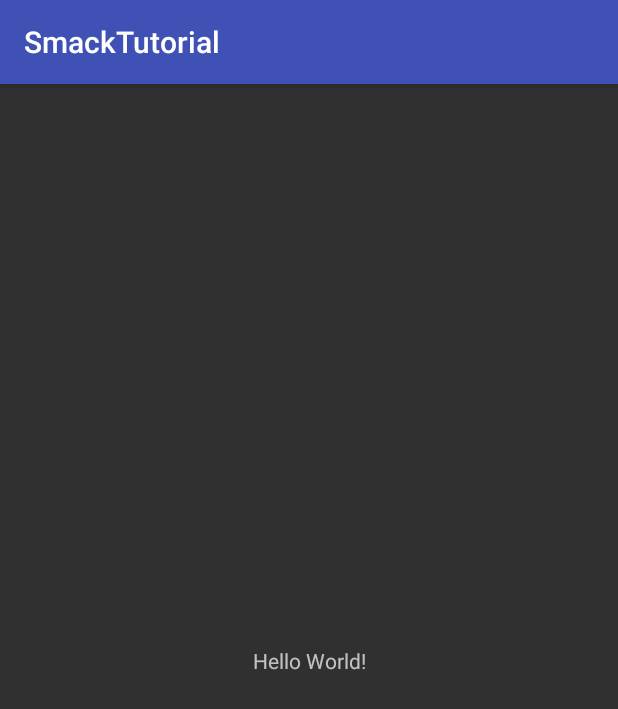
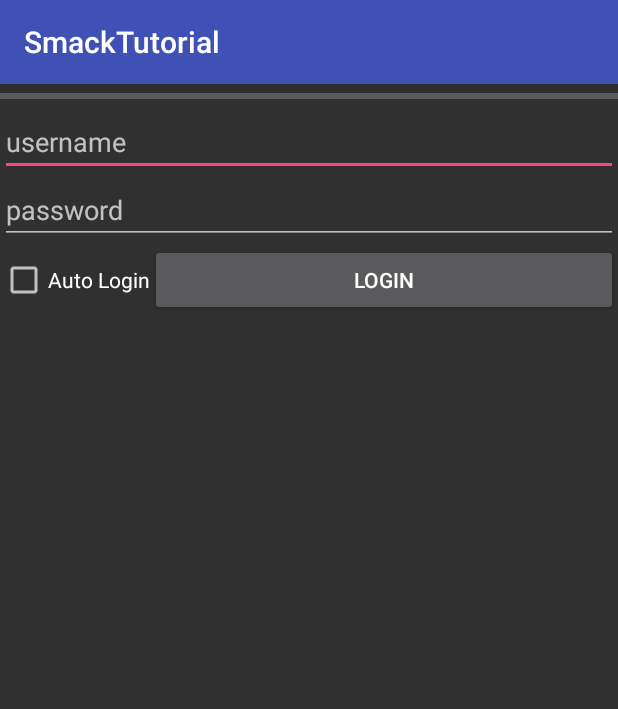
Before and after one commit to Twizere/XMPPSmackTutorial, an Android app: the screen it shows after launch (MainActivity before the commit, LoginActivity after it), on a phone screen of 412 x 824 dp. Shown: the top 709 px of the screen. Run offline under Robolectric (Android 15) with nearby library versions, the phone set to English and light mode, and no system bars; libraries missing offline, so code that uses them is left out: org.jivesoftware.smack, org.jxmpp.jid.

Commit message:
Login Successfully

```diff
--- a/app/build.gradle
+++ b/app/build.gradle
@@ -26,7 +26,7 @@ dependencies {
     })
     compile 'com.android.support:appcompat-v7:26.+'
     compile 'com.android.support.constraint:constraint-layout:1.0.2'
-    compile "org.igniterealtime.smack:smack-android-extensions:4.2.0"
-    compile "org.igniterealtime.smack:smack-tcp:4.2.0"
+    compile 'org.igniterealtime.smack:smack-android-extensions:4.2.0'
+    compile 'org.igniterealtime.smack:smack-tcp:4.2.0'
     testCompile 'junit:junit:4.12'
 }
--- /dev/null
+++ b/app/src/main/java/thirdrdhand/smacktutorial/LoginActivity.java
@@ -0,0 +1,154 @@
+package thirdrdhand.smacktutorial;
+
+import android.content.BroadcastReceiver;
+import android.content.Context;
+import android.content.Intent;
+import android.content.IntentFilter;
+import android.content.SharedPreferences;
+import android.preference.PreferenceManager;
+import android.support.v7.app.AppCompatActivity;
+import android.os.Bundle;
+import android.util.Log;
+import android.view.View;
+import android.widget.Button;
+import android.widget.CheckBox;
+import android.widget.CompoundButton;
+import android.widget.EditText;
+import android.widget.ProgressBar;
+import android.widget.Toast;
+
+import thirdrdhand.smacktutorial.xmpp.XmppService;
+import thirdrdhand.smacktutorial.xmpp.listeners.XmppConnection;
+
+public class LoginActivity extends AppCompatActivity {
+
+    private static final String TAG = "LOGIN_ACTIVITY" ;
+    private BroadcastReceiver mBroadcastReceiver;
+    private Context mContext;
+
+    private EditText etUsername,etPassword;
+    private Button btLogin;
+    private CheckBox cbRememberMe;
+    private ProgressBar pbLogin;
+    private boolean rememberMe=false;
+
+    @Override
+    protected void onCreate(Bundle savedInstanceState) {
+        super.onCreate(savedInstanceState);
+        setContentView(R.layout.activity_login);
+        initView();
+        mContext=getApplicationContext();
+        checkLogin();
+
+    }
+
+    private void checkLogin() {
+    if(XmppService.getState().equals(XmppConnection.ConnectionState.AUTHENTICATED)
+            &&XmppService.getLoggedInState().equals(XmppConnection.LoggedInState.LOGGED_IN)){
+
+        Continue();
+    }else{
+        SharedPreferences prefs = PreferenceManager.getDefaultSharedPreferences(this);
+       rememberMe= prefs.getBoolean("remember_login",false);
+        if(rememberMe){
+
+            Login(prefs.getString("username",""),prefs.getString("password",""));
+        }
+
+    }
+    }
+
+    private void initView() {
+    etUsername= (EditText) findViewById(R.id.etlogin_username);
+        etPassword= (EditText) findViewById(R.id.etlogin_password);
+        btLogin= (Button) findViewById(R.id.btlogin_login);
+        cbRememberMe=(CheckBox) findViewById(R.id.cblogin_remember) ;
+        pbLogin= (ProgressBar) findViewById(R.id.pblogin); pbLogin.setMax(100);
+        cbRememberMe.setOnCheckedChangeListener(new CompoundButton.OnCheckedChangeListener() {
+            @Override
+            public void onCheckedChanged(CompoundButton compoundButton, boolean b) {
+                rememberMe=b;
+            }
+        });
+        btLogin.setOnClickListener(new View.OnClickListener() {
+            @Override
+            public void onClick(View view) {
+                String username= etUsername.getText().toString();
+                String password=etPassword.getText().toString();
+                Login(username,password);
+            }
+        });
+    }
+
+    private void Login(String username,String password) {
+        Log.d(TAG,"Login() Called");
+        showProgress(30);
+       // if(rememberMe)
+            saveCredentialsAndLogin(username,password);
+    }
+
+
+    private void saveCredentialsAndLogin(String username, String password)
+    {
+        Log.d(TAG,"saveCredentialsAndLogin() called.");
+        SharedPreferences prefs = PreferenceManager.getDefaultSharedPreferences(this);
+        prefs.edit()
+                .putString("username", username)
+                .putString("password", password)
+                .putBoolean("logged_in",true)
+                .putBoolean("remember_login",rememberMe)
+                .commit();
+
+        //Start the service
+        Intent i1 = new Intent(this,XmppService.class);
+        startService(i1);
+        showProgress(50);
+
+    }
+    @Override
+    protected void onPause() {
+        super.onPause();
+        this.unregisterReceiver(mBroadcastReceiver);
+    }
+
+    @Override
+    protected void onResume() {
+        super.onResume();
+        mBroadcastReceiver = new BroadcastReceiver() {
+            @Override
+            public void onReceive(Context context, Intent intent) {
+
+                String action = intent.getAction();
+                switch (action)
+                {
+                    case XmppService.UI_AUTHENTICATED:
+                        Log.d(TAG,"Got a broadcast to show the main app window");
+                        //Show the main app window
+                        Continue();
+                        break;
+                    case XmppService.CONNECTION_FAILURE:
+                        Toast.makeText(getApplicationContext(),"Unable to Login",Toast.LENGTH_LONG).show();
+                        showProgress(0);
+                        break;
+                }
+
+            }
+        };
+
+        IntentFilter filter = new IntentFilter(XmppService.UI_AUTHENTICATED);
+        this.registerReceiver(mBroadcastReceiver, filter);
+    }
+
+    private void Continue() {
+        showProgress(100);
+
+        Intent i2 = new Intent(mContext,MainActivity.class);
+        startActivity(i2);
+        finish();
+    }
+
+    private void showProgress(int  progress) {
+        pbLogin.setProgress(progress);
+
+    }
+}
--- a/app/src/main/java/thirdrdhand/smacktutorial/MainActivity.java
+++ b/app/src/main/java/thirdrdhand/smacktutorial/MainActivity.java
@@ -1,48 +1,59 @@
 package thirdrdhand.smacktutorial;
 
+import android.content.BroadcastReceiver;
+import android.content.Context;
 import android.content.Intent;
-import android.content.SharedPreferences;
-import android.preference.PreferenceManager;
-import android.support.v7.app.AppCompatActivity;
+import android.content.IntentFilter;
 import android.os.Bundle;
+import android.app.Activity;
 import android.util.Log;
+import android.widget.TextView;
 
 import thirdrdhand.smacktutorial.xmpp.XmppService;
 
-public class MainActivity extends AppCompatActivity {
+public class MainActivity extends Activity {
 
-    private static final String TAG = "MainActivity" ;
+    TextView tvLog;
+    private BroadcastReceiver mBroadCastReceiver;
+
+
 
     @Override
     protected void onCreate(Bundle savedInstanceState) {
         super.onCreate(savedInstanceState);
         setContentView(R.layout.activity_main);
-
-        Login();
+        initView();
 
     }
 
-    private void Login() {
-        Log.d(TAG,"Login() Called");
-        String password="123456";
-        String username="pacifique";
-        saveCredentialsAndLogin(username,password);
+    private void initView() {
+    tvLog=findViewById(R.id.tvmain_activity_log);
+        tvLog.append("\t\t\t Successfully Loggen in \n");
+        tvLog.append("____________________________" +
+                "_________________________________\n");
     }
 
+    @Override
+    protected void onResume() {
+        super.onResume();
+        mBroadCastReceiver= new BroadcastReceiver() {
+            @Override
+            public void onReceive(Context context, Intent intent) {
+                    String action=intent.getAction();
+                switch (action){
+                    case XmppService.BACKEND_CMD:
+                        tvLog.append("Received Command \n");
+                        break;
+                }
+            }
+        };
+        IntentFilter filter = new IntentFilter(XmppService.BACKEND_CMD);
+        this.registerReceiver(mBroadCastReceiver,filter);
+    }
 
-    private void saveCredentialsAndLogin(String username, String password)
-    {
-        Log.d(TAG,"saveCredentialsAndLogin() called.");
-        SharedPreferences prefs = PreferenceManager.getDefaultSharedPreferences(this);
-        prefs.edit()
-                .putString("username", username)
-                .putString("password", password)
-                .putBoolean("logged_in",true)
-                .commit();
-
-        //Start the service
-        Intent i1 = new Intent(this,XmppService.class);
-        startService(i1);
-
+    @Override
+    protected void onPause() {
+        super.onPause();
+        this.unregisterReceiver(mBroadCastReceiver);
     }
 }
--- a/app/src/main/java/thirdrdhand/smacktutorial/xmpp/XmppService.java
+++ b/app/src/main/java/thirdrdhand/smacktutorial/xmpp/XmppService.java
@@ -19,6 +19,11 @@ import thirdrdhand.smacktutorial.xmpp.listeners.XmppConnection;
 
 public class XmppService extends Service {
     private static final String TAG ="XmppService";
+    public static final String UI_AUTHENTICATED = "LOGIN_ACTIVITY_LOGIN";
+    public static final String CONNECTION_FAILURE = "FAILED_TO_CONNECT";
+    public static final String BACKEND_CMD = "BACKEND_COMMAND";
+
+
     private boolean mActive;//Stores whether or not the thread is active
     private Thread mThread;
     private Handler mTHandler;//We use this handler to post messages to
--- /dev/null
+++ b/app/src/main/res/layout/activity_login.xml
@@ -0,0 +1,51 @@
+<?xml version="1.0" encoding="utf-8"?>
+    <LinearLayout xmlns:android="http://schemas.android.com/apk/res/android"
+        xmlns:tools="http://schemas.android.com/tools"
+        android:orientation="vertical"
+        android:layout_width="match_parent"
+        android:layout_height="match_parent"
+        tools:context=".LoginActivity">
+
+
+        <ProgressBar
+            android:id="@+id/pblogin"
+            style="?android:attr/progressBarStyleHorizontal"
+            android:layout_width="match_parent"
+            android:layout_height="wrap_content" />
+
+        <EditText
+            android:id="@+id/etlogin_username"
+            android:layout_width="match_parent"
+            android:layout_height="wrap_content"
+            android:ems="10"
+            android:inputType="textPersonName"
+            android:hint="username" />
+
+
+    <EditText
+        android:id="@+id/etlogin_password"
+        android:layout_width="match_parent"
+        android:layout_height="wrap_content"
+        android:ems="10"
+        android:inputType="textPassword"
+        android:hint="password" />
+
+    <LinearLayout
+        android:layout_width="match_parent"
+        android:layout_height="wrap_content"
+        android:orientation="horizontal">
+
+        <CheckBox
+            android:id="@+id/cblogin_remember"
+            android:layout_width="wrap_content"
+            android:layout_height="wrap_content"
+            android:text="Auto Login" />
+
+        <Button
+            android:id="@+id/btlogin_login"
+            android:layout_width="match_parent"
+            android:layout_height="wrap_content"
+            android:text="Login" />
+    </LinearLayout>
+
+</LinearLayout>
--- a/app/src/main/res/layout/activity_main.xml
+++ b/app/src/main/res/layout/activity_main.xml
@@ -6,13 +6,23 @@
     android:layout_height="match_parent"
     tools:context="thirdrdhand.smacktutorial.MainActivity">
 
-    <TextView
-        android:layout_width="wrap_content"
-        android:layout_height="wrap_content"
-        android:text="Hello World!"
-        app:layout_constraintBottom_toBottomOf="parent"
-        app:layout_constraintLeft_toLeftOf="parent"
-        app:layout_constraintRight_toRightOf="parent"
-        app:layout_constraintTop_toTopOf="parent" />
+
+    <ScrollView
+        android:layout_width="524dp"
+        android:layout_height="728dp"
+        tools:layout_editor_absoluteY="8dp"
+        tools:layout_editor_absoluteX="8dp">
+
+        <TextView
+            android:id="@+id/tvmain_activity_log"
+            android:layout_width="match_parent"
+            android:layout_height="match_parent"
+            android:text="\n\t\t*** Welcome to Mambo Transfer BackEnd ***\n\n"
+            android:textColor="#6B8E23"
+            tools:layout_editor_absoluteY="8dp"
+            tools:layout_editor_absoluteX="8dp" />
+
+    </ScrollView>
+
 
 </android.support.constraint.ConstraintLayout>
--- a/app/src/main/res/values/strings.xml
+++ b/app/src/main/res/values/strings.xml
@@ -1,3 +1,4 @@
 <resources>
     <string name="app_name">SmackTutorial</string>
+    <string name="title_activity_main">MainActivity</string>
 </resources>
```
Also changed, not shown: app/src/main/AndroidManifest.xml (+9 -4 lines), app/src/main/java/thirdrdhand/smacktutorial/xmpp/listeners/XmppConnection.java (+19 -3 lines).
